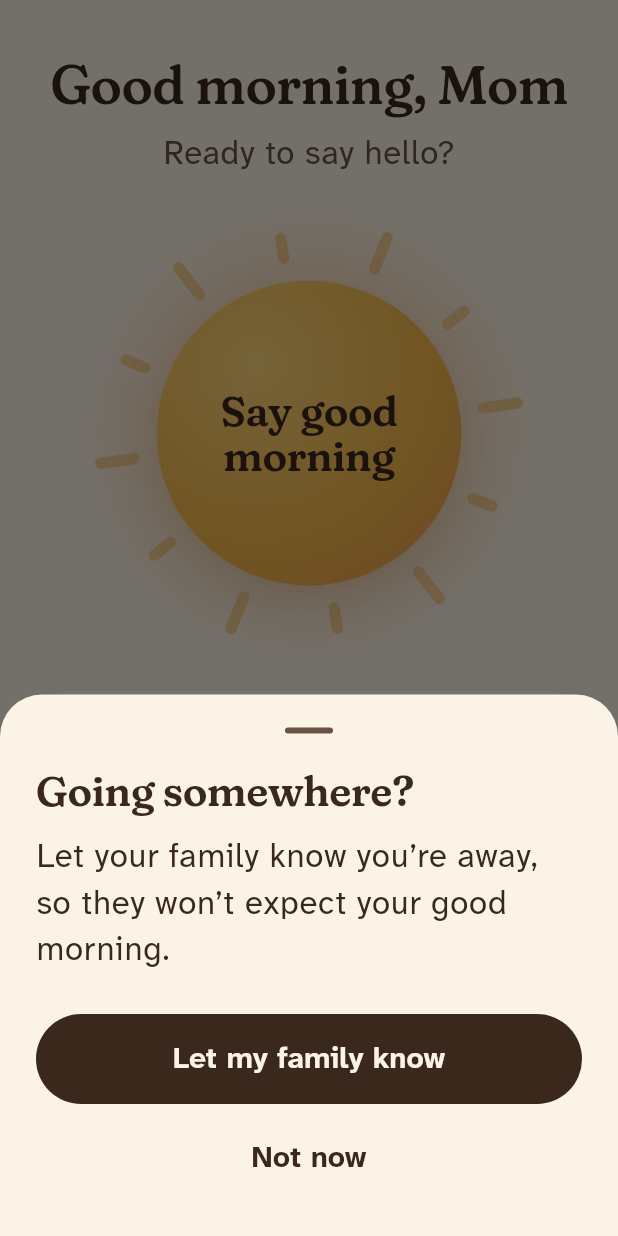
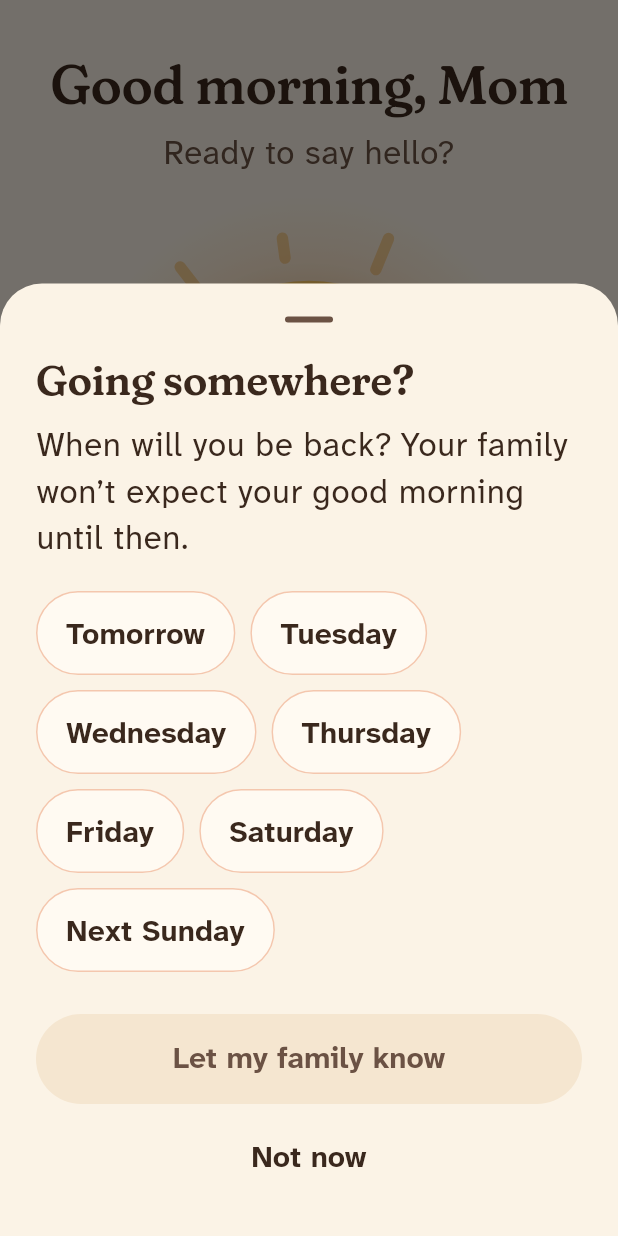
Before and after one commit to AhmedGamalFarouk/Morning-Wave, a Flutter app: the screen it shows after launch, after a tap on "Going somewhere?", on a phone screen of 412 x 824 dp. Run offline on Flutter 3.47's test engine with Material 3 defaults, Android fonts, the phone set to English and light mode, and no system bars; our stand-ins replace firebase_core, firebase_crashlytics, flutter_local_notifications, supabase_flutter; accounts and stored records are empty.

Commit message:
Address review: large text, undo, away return day, cleanups
- Sun label shrinks to fit at large system text instead of breaking
  mid-word; photo frame grows instead of overflowing. Tests at 1.5x/2x.
- 10 second "Tapped by mistake? Undo" after saying good morning.
- Away mode asks for a return day; mornings resume on their own.
- Times follow the phone's 12/24-hour setting.
- Sun label no longer rebuilds every animation frame.
- Remove unused params and text styles; theme owns disabled colors.

Co-Authored-By: Claude Opus 5.5 (1M context) <noreply@anthropic.com>
Claude-Session: https://claude.ai/code/session_018WEy5K1rBBW7CNVzb7i3LJ

```diff
--- a/lib/screens/child_home_screen.dart
+++ b/lib/screens/child_home_screen.dart
@@ -73,7 +73,7 @@ class _ParentHeroState extends State<_ParentHero> {
         1.0,
         Palette.glow,
         '$parent said good morning',
-        'Today · ${_clock(PlaceholderFamily.checkedInAt)}',
+        'Today · ${_clock(context, PlaceholderFamily.checkedInAt)}',
       ),
       ChildView.waiting => (
         0.6,
@@ -113,10 +113,6 @@ class _ParentHeroState extends State<_ParentHero> {
             const SizedBox(height: 28),
             FilledButton.icon(
               onPressed: _loveSent ? null : _sendLove,
-              style: FilledButton.styleFrom(
-                disabledBackgroundColor: Palette.paperDeep,
-                disabledForegroundColor: Palette.inkSoft,
-              ),
               icon: const HeartMark(color: Palette.peach),
               label: Text(_loveSent ? 'Love sent' : 'Send love'),
             ),
@@ -130,9 +126,11 @@ class _ParentHeroState extends State<_ParentHero> {
     );
   }
 
-  static String _clock(DateTime time) {
-    final hour = time.hour % 12 == 0 ? 12 : time.hour % 12;
-    final minute = time.minute.toString().padLeft(2, '0');
-    return '$hour:$minute ${time.hour < 12 ? 'AM' : 'PM'}';
+  /// Follows the phone's 12 or 24-hour setting.
+  static String _clock(BuildContext context, DateTime time) {
+    return MaterialLocalizations.of(context).formatTimeOfDay(
+      TimeOfDay.fromDateTime(time),
+      alwaysUse24HourFormat: MediaQuery.alwaysUse24HourFormatOf(context),
+    );
   }
 }
--- a/lib/screens/parent_home_screen.dart
+++ b/lib/screens/parent_home_screen.dart
@@ -1,3 +1,5 @@
+import 'dart:async';
+
 import 'package:flutter/material.dart';
 
 import '../placeholder/family.dart';
@@ -12,9 +14,20 @@ enum ParentMorning { ready, sent, away }
 /// The parent's whole app: a greeting, the sun, and what the family sent.
 /// Nothing here ever talks about checks, misses or status.
 class ParentHomeScreen extends StatefulWidget {
-  const ParentHomeScreen({super.key, this.initial = ParentMorning.ready});
+  const ParentHomeScreen({
+    super.key,
+    this.initial = ParentMorning.ready,
+    this.today,
+  });
 
   final ParentMorning initial;
+
+  /// Fixed date for tests and previews; the real clock otherwise.
+  final DateTime? today;
+
+  /// How long an accidental tap can be taken back. Sending to the family
+  /// will wait for this window once the backend is wired.
+  static const undoWindow = Duration(seconds: 10);
 
   @override
   State<ParentHomeScreen> createState() => _ParentHomeScreenState();
@@ -22,18 +35,39 @@ class ParentHomeScreen extends StatefulWidget {
 
 class _ParentHomeScreenState extends State<ParentHomeScreen> {
   late var _morning = widget.initial;
+  DateTime? _backOn;
+  Timer? _undoTimer;
 
-  void _set(ParentMorning morning) => setState(() => _morning = morning);
+  @override
+  void dispose() {
+    _undoTimer?.cancel();
+    super.dispose();
+  }
+
+  void _set(ParentMorning morning) {
+    _undoTimer?.cancel();
+    _undoTimer = null;
+    setState(() => _morning = morning);
+  }
+
+  void _sayGoodMorning() {
+    _set(ParentMorning.sent);
+    _undoTimer = Timer(ParentHomeScreen.undoWindow, () {
+      if (mounted) setState(() => _undoTimer = null);
+    });
+  }
 
   Future<void> _askAboutAway() async {
-    final away = await showModalBottomSheet<bool>(
+    final backOn = await showModalBottomSheet<DateTime>(
       context: context,
       backgroundColor: Palette.paper,
       showDragHandle: true,
       isScrollControlled: true,
-      builder: (context) => const _AwaySheet(),
+      builder: (context) => _AwaySheet(today: widget.today ?? DateTime.now()),
     );
-    if (away == true) _set(ParentMorning.away);
+    if (backOn == null) return;
+    _backOn = backOn;
+    _set(ParentMorning.away);
   }
 
   @override
@@ -45,7 +79,13 @@ class _ParentHomeScreenState extends State<ParentHomeScreen> {
         'Good morning, $name',
         'Your family knows you’re okay.',
       ),
-      ParentMorning.away => ('You’re away', 'Your family knows.'),
+      ParentMorning.away => (
+        'You’re away',
+        _backOn == null
+            ? 'Your family knows.'
+            : 'Back ${_dayName(_backOn!, widget.today ?? DateTime.now())}. '
+                  'Your family knows.',
+      ),
     };
 
     return Scaffold(
@@ -60,7 +100,7 @@ class _ParentHomeScreenState extends State<ParentHomeScreen> {
                 ParentMorning.ready => MorningSun(
                   label: 'Say good\nmorning',
                   semanticLabel: 'Say good morning to your family',
-                  onPressed: () => _set(ParentMorning.sent),
+                  onPressed: _sayGoodMorning,
                 ),
                 ParentMorning.sent => const MorningSun(
                   label: 'Hello\nsent',
@@ -73,6 +113,18 @@ class _ParentHomeScreenState extends State<ParentHomeScreen> {
                   onPressed: () => _set(ParentMorning.ready),
                 ),
               },
+            ),
+            AnimatedSize(
+              duration: Motion.crossfade,
+              curve: Motion.settle,
+              child: _undoTimer == null
+                  ? const SizedBox(width: double.infinity)
+                  : Center(
+                      child: TextButton(
+                        onPressed: () => _set(ParentMorning.ready),
+                        child: const Text('Tapped by mistake? Undo'),
+                      ),
+                    ),
             ),
             AnimatedSize(
               duration: Motion.crossfade,
@@ -180,8 +232,10 @@ class _FamilyPhoto extends StatelessWidget {
     final text = Theme.of(context).textTheme;
     return PaperCard(
       padding: const EdgeInsets.all(14),
-      child: AspectRatio(
-        aspectRatio: 4 / 3,
+      // A minimum height instead of a fixed ratio, so large system text
+      // grows the frame rather than spilling out of it.
+      child: ConstrainedBox(
+        constraints: const BoxConstraints(minHeight: 260),
         child: DecoratedBox(
           decoration: BoxDecoration(
             borderRadius: BorderRadius.circular(14),
@@ -196,6 +250,7 @@ class _FamilyPhoto extends StatelessWidget {
             child: Column(
               mainAxisAlignment: MainAxisAlignment.center,
               children: [
+                const SizedBox(height: 24),
                 const SunMark(size: 72),
                 const SizedBox(height: 12),
                 Text(
@@ -203,6 +258,7 @@ class _FamilyPhoto extends StatelessWidget {
                   textAlign: TextAlign.center,
                   style: text.bodyMedium,
                 ),
+                const SizedBox(height: 24),
               ],
             ),
           ),
@@ -212,12 +268,46 @@ class _FamilyPhoto extends StatelessWidget {
   }
 }
 
-class _AwaySheet extends StatelessWidget {
-  const _AwaySheet();
+/// "tomorrow", "on Friday", or "next Monday" for a week from today.
+String _dayName(DateTime day, DateTime today) {
+  const weekdays = [
+    'Monday',
+    'Tuesday',
+    'Wednesday',
+    'Thursday',
+    'Friday',
+    'Saturday',
+    'Sunday',
+  ];
+  final gap = DateUtils.dateOnly(day).difference(DateUtils.dateOnly(today));
+  final weekday = weekdays[day.weekday - 1];
+  if (gap.inDays == 1) return 'tomorrow';
+  if (gap.inDays == 7) return 'next $weekday';
+  return 'on $weekday';
+}
+
+/// Asks which day the parent will be back. Mornings resume on their own
+/// that day, so nothing needs switching back on.
+class _AwaySheet extends StatefulWidget {
+  const _AwaySheet({required this.today});
+
+  final DateTime today;
+
+  @override
+  State<_AwaySheet> createState() => _AwaySheetState();
+}
+
+class _AwaySheetState extends State<_AwaySheet> {
+  DateTime? _backOn;
 
   @override
   Widget build(BuildContext context) {
     final text = Theme.of(context).textTheme;
+    final days = [
+      for (var i = 1; i <= 7; i++)
+        DateUtils.dateOnly(widget.today).add(Duration(days: i)),
+    ];
+
     return SafeArea(
       child: SingleChildScrollView(
         padding: const EdgeInsets.fromLTRB(24, 0, 24, 24),
@@ -228,18 +318,33 @@ class _AwaySheet extends StatelessWidget {
             Text('Going somewhere?', style: text.headlineMedium),
             const SizedBox(height: 12),
             Text(
-              'Let your family know you’re away, so they won’t expect '
-              'your good morning.',
+              'When will you be back? Your family won’t expect your good '
+              'morning until then.',
               style: text.bodyLarge,
+            ),
+            const SizedBox(height: 20),
+            Wrap(
+              spacing: 10,
+              runSpacing: 10,
+              children: [
+                for (final day in days)
+                  _DayChoice(
+                    label: _capitalize(_dayName(day, widget.today)),
+                    selected: _backOn == day,
+                    onTap: () => setState(() => _backOn = day),
+                  ),
+              ],
             ),
             const SizedBox(height: 28),
             FilledButton(
-              onPressed: () => Navigator.pop(context, true),
+              onPressed: _backOn == null
+                  ? null
+                  : () => Navigator.pop(context, _backOn),
               child: const Text('Let my family know'),
             ),
             const SizedBox(height: 8),
             TextButton(
-              onPressed: () => Navigator.pop(context, false),
+              onPressed: () => Navigator.pop(context),
               child: const Text('Not now'),
             ),
           ],
@@ -247,4 +352,53 @@ class _AwaySheet extends StatelessWidget {
       ),
     );
   }
+
+  static String _capitalize(String words) {
+    final plain = words.startsWith('on ') ? words.substring(3) : words;
+    return plain[0].toUpperCase() + plain.substring(1);
+  }
 }
+
+/// A large, forgiving day button: warm fill when chosen.
+class _DayChoice extends StatelessWidget {
+  const _DayChoice({
+    required this.label,
+    required this.selected,
+    required this.onTap,
+  });
+
+  final String label;
+  final bool selected;
+  final VoidCallback onTap;
+
+  @override
+  Widget build(BuildContext context) {
+    return Semantics(
+      selected: selected,
+      button: true,
+      child: Material(
+        color: selected ? Palette.sun : Palette.card,
+        shape: StadiumBorder(
+          side: BorderSide(color: selected ? Palette.sunEdge : Palette.peach),
+        ),
+        child: InkWell(
+          customBorder: const StadiumBorder(),
+          onTap: onTap,
+          child: ConstrainedBox(
+            constraints: const BoxConstraints(minHeight: 56, minWidth: 96),
+            child: Padding(
+              padding: const EdgeInsets.symmetric(horizontal: 20, vertical: 12),
+              child: Center(
+                widthFactor: 1,
+                child: Text(
+                  label,
+                  style: Theme.of(context).textTheme.labelLarge,
+                ),
+              ),
+            ),
+          ),
+        ),
+      ),
+    );
+  }
+}
--- a/lib/theme/app_theme.dart
+++ b/lib/theme/app_theme.dart
@@ -40,18 +40,14 @@ TextStyle _atkinson(double size, double weight, {double height = 1.4}) {
 /// Parent-side minimums from the design language: body 20sp, primary
 /// action 28sp. Everything on the parent side uses these roles or larger.
 final _textTheme = TextTheme(
-  displayLarge: _fraunces(44, 560, height: 1.08),
   displayMedium: _fraunces(36, 560, height: 1.1),
-  headlineLarge: _fraunces(32, 560),
   headlineMedium: _fraunces(28, 600),
   headlineSmall: _fraunces(24, 560),
   titleLarge: _fraunces(22, 600),
   titleMedium: _atkinson(20, 700),
   bodyLarge: _atkinson(22, 400),
   bodyMedium: _atkinson(20, 400),
-  bodySmall: _atkinson(17, 400),
   labelLarge: _atkinson(20, 700, height: 1.2),
-  labelMedium: _atkinson(17, 600, height: 1.2),
 );
 
 ThemeData buildAppTheme() {
@@ -83,6 +79,8 @@ ThemeData buildAppTheme() {
       style: FilledButton.styleFrom(
         backgroundColor: Palette.ink,
         foregroundColor: Palette.paper,
+        disabledBackgroundColor: Palette.paperDeep,
+        disabledForegroundColor: Palette.inkSoft,
         minimumSize: const Size(64, 60),
         padding: const EdgeInsets.symmetric(horizontal: 28, vertical: 16),
         textStyle: _textTheme.labelLarge,
--- a/lib/widgets/morning_sun.dart
+++ b/lib/widgets/morning_sun.dart
@@ -84,8 +84,6 @@ class _MorningSunState extends State<MorningSun> with TickerProviderStateMixin {
 
   @override
   Widget build(BuildContext context) {
-    final textStyle = Theme.of(context).textTheme.headlineMedium!;
-
     return LayoutBuilder(
       builder: (context, constraints) {
         final side = math.min(constraints.maxWidth * 0.9, 340.0);
@@ -100,16 +98,23 @@ class _MorningSunState extends State<MorningSun> with TickerProviderStateMixin {
             onTapUp: _enabled ? (_) => _press.reverse() : null,
             onTapCancel: _enabled ? _press.reverse : null,
             onTap: _handleTap,
+            child: SizedBox.square(
+              dimension: side,
               child: AnimatedBuilder(
-              animation: Listenable.merge([_breath, _turn, _press, _celebrate]),
-              builder: (context, _) {
+                animation: Listenable.merge([
+                  _breath,
+                  _turn,
+                  _press,
+                  _celebrate,
+                ]),
+                // Built once and reused every frame; only the paint changes.
+                child: _SunLabel(label: widget.label, side: side),
+                builder: (context, label) {
                   final bloom = _bloom(_celebrate.value);
                   final scale =
                       (1 - 0.05 * Motion.settle.transform(_press.value)) *
                       (1 + 0.1 * bloom);
-                return SizedBox.square(
-                  dimension: side,
-                  child: Stack(
+                  return Stack(
                     alignment: Alignment.center,
                     children: [
                       Transform.scale(
@@ -122,6 +127,7 @@ class _MorningSunState extends State<MorningSun> with TickerProviderStateMixin {
                             rayReach: 1 + 0.75 * bloom,
                             warmth: widget.warmth,
                           ),
+                          child: label,
                         ),
                       ),
                       if (_celebrate.isAnimating)
@@ -129,24 +135,10 @@ class _MorningSunState extends State<MorningSun> with TickerProviderStateMixin {
                           size: Size.square(side),
                           painter: _LightMotesPainter(_celebrate.value),
                         ),
-                      SizedBox(
-                        width: side * 0.5,
-                        child: AnimatedSwitcher(
-                          duration: Motion.crossfade,
-                          switchInCurve: Motion.fadeIn,
-                          switchOutCurve: Motion.fadeOut,
-                          child: Text(
-                            widget.label,
-                            key: ValueKey(widget.label),
-                            textAlign: TextAlign.center,
-                            style: textStyle.copyWith(height: 1.08),
-                          ),
-                        ),
-                      ),
                     ],
-                  ),
                   );
                 },
+              ),
             ),
           ),
         );
@@ -161,6 +153,41 @@ class _MorningSunState extends State<MorningSun> with TickerProviderStateMixin {
     return t < peak
         ? Motion.settle.transform(t / peak)
         : 1 - Motion.glow.transform((t - peak) / (1 - peak));
+  }
+}
+
+/// The words inside the sun. Lines break only where the label says; at
+/// very large system text sizes the words shrink to fit the sun instead of
+/// breaking mid-word.
+class _SunLabel extends StatelessWidget {
+  const _SunLabel({required this.label, required this.side});
+
+  final String label;
+  final double side;
+
+  @override
+  Widget build(BuildContext context) {
+    return Center(
+      child: SizedBox(
+        width: side * 0.5,
+        height: side * 0.42,
+        child: FittedBox(
+          fit: BoxFit.scaleDown,
+          child: AnimatedSwitcher(
+            duration: Motion.crossfade,
+            switchInCurve: Motion.fadeIn,
+            switchOutCurve: Motion.fadeOut,
+            child: Text(
+              label,
+              key: ValueKey(label),
+              textAlign: TextAlign.center,
+              style: Theme.of(context).textTheme.headlineMedium!
+                  .copyWith(height: 1.08),
+            ),
+          ),
+        ),
+      ),
+    );
   }
 }
 
--- a/lib/widgets/paper_card.dart
+++ b/lib/widgets/paper_card.dart
@@ -9,13 +9,11 @@ class PaperCard extends StatelessWidget {
     super.key,
     required this.child,
     this.padding = const EdgeInsets.all(24),
-    this.color = Palette.card,
     this.gradient,
   });
 
   final Widget child;
   final EdgeInsetsGeometry padding;
-  final Color color;
   final Gradient? gradient;
 
   static const radius = BorderRadius.all(Radius.circular(22));
@@ -24,7 +22,7 @@ class PaperCard extends StatelessWidget {
   Widget build(BuildContext context) {
     return DecoratedBox(
       decoration: BoxDecoration(
-        color: gradient == null ? color : null,
+        color: gradient == null ? Palette.card : null,
         gradient: gradient,
         borderRadius: radius,
         boxShadow: [
--- a/lib/widgets/sun_painter.dart
+++ b/lib/widgets/sun_painter.dart
@@ -179,16 +179,15 @@ class SunMark extends StatelessWidget {
 
 /// A small drawn heart in the sunrise peach.
 class HeartMark extends StatelessWidget {
-  const HeartMark({super.key, this.size = 22, this.color = Palette.sunEdge});
+  const HeartMark({super.key, this.color = Palette.sunEdge});
 
-  final double size;
   final Color color;
 
   @override
   Widget build(BuildContext context) {
     return ExcludeSemantics(
       child: CustomPaint(
-        size: Size.square(size),
+        size: const Size.square(22),
         painter: _HeartPainter(color),
       ),
     );
```
Also changed, not shown: 2 other files. Lines whose indentation alone changed are shown as unchanged.
